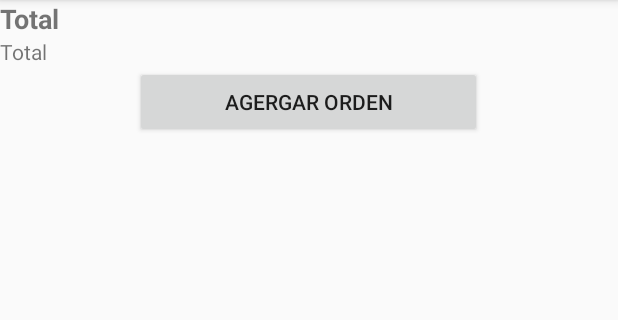
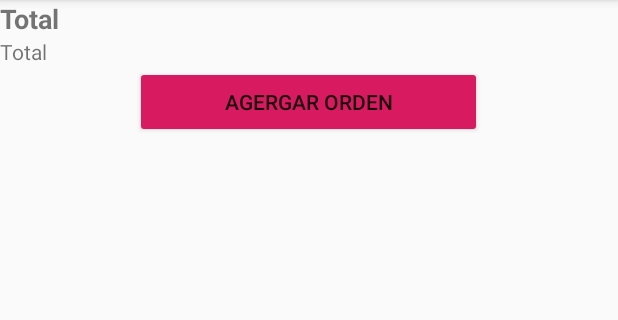
Before and after one commit to DandyMaestro/LaFinikeria, an Android app: the screen it shows after launch once a user with an empty profile is signed in (AddOrderActivity), after a tap on an icon or button, on a phone screen of 412 x 824 dp, the part 84-404 px from its top. Run offline under Robolectric (Android 15) with nearby library versions, the phone set to English and light mode, and no system bars; our stand-ins replace Firebase (no records; nobody signed in at launch, a user with empty details on screens opened directly), navigation-ui.

Commit message:
Last changes to final draft

```diff
--- a/app/src/main/java/com/danielchioro/lafinikeria/MainViewActivity.java
+++ b/app/src/main/java/com/danielchioro/lafinikeria/MainViewActivity.java
@@ -52,8 +52,8 @@ public class MainViewActivity extends AppCompatActivity {
         // menu should be considered as top level destinations.
 
         mAppBarConfiguration = new AppBarConfiguration.Builder(
-                R.id.nav_home, R.id.nav_gallery, R.id.nav_slideshow,
-                R.id.nav_tools, /*R.id.nav_share,*/ R.id.nav_send, R.id.nav_logout)
+                R.id.nav_home, /*R.id.nav_gallery, R.id.nav_slideshow,
+                R.id.nav_tools, R.id.nav_share, R.id.nav_send,*/ R.id.nav_logout)
                 .setDrawerLayout(drawer)
                 .build();
         NavController navController = Navigation.findNavController(this, R.id.nav_host_fragment);
--- a/app/src/main/java/com/danielchioro/lafinikeria/ui/home/HomeFragment.java
+++ b/app/src/main/java/com/danielchioro/lafinikeria/ui/home/HomeFragment.java
@@ -1,5 +1,6 @@
 package com.danielchioro.lafinikeria.ui.home;
 
+import android.content.Intent;
 import android.os.Bundle;
 import android.view.LayoutInflater;
 import android.view.View;
@@ -13,6 +14,7 @@ import androidx.recyclerview.widget.LinearLayoutManager;
 import androidx.recyclerview.widget.RecyclerView;
 
 import com.danielchioro.lafinikeria.R;
+import com.danielchioro.lafinikeria.models.Food;
 import com.danielchioro.lafinikeria.models.Order;
 
 import java.util.ArrayList;
@@ -31,12 +33,7 @@ public class HomeFragment extends Fragment implements HomeViewNavigator {
         RecyclerView.LayoutManager linerLayout = new LinearLayoutManager(getActivity());
         mOrdersRecycler = root.findViewById(R.id.orders_RecyclerView);
         mOrdersRecycler.setLayoutManager(linerLayout);
-//        homeViewModel.getText().observe(this, new Observer<String>() {
-//            @Override
-//            public void onChanged(@Nullable String s) {
-//                textView.setText(s);
-//            }
-//        });
+//        mOrdersRecycler
         return root;
     }
 
@@ -51,7 +48,13 @@ public class HomeFragment extends Fragment implements HomeViewNavigator {
 
     @Override
     public void onOrdersRetrived(List<Order> orders) {
-        mAdapter = new OrderRecylerViewAdapter(orders);
+        mAdapter = new OrderRecylerViewAdapter(orders, new OrderRecylerViewAdapter.Callback() {
+            @Override
+            public void callback(List<Food> detail) {
+//                Intent intent = new Intent(getContext(), );
+                System.out.println("");
+            }
+        });
         mOrdersRecycler.setAdapter(mAdapter);
     }
 }
--- a/app/src/main/java/com/danielchioro/lafinikeria/ui/home/OrderRecylerViewAdapter.java
+++ b/app/src/main/java/com/danielchioro/lafinikeria/ui/home/OrderRecylerViewAdapter.java
@@ -6,9 +6,11 @@ import android.view.ViewGroup;
 import android.widget.TextView;
 
 import com.danielchioro.lafinikeria.R;
+import com.danielchioro.lafinikeria.models.Food;
 import com.danielchioro.lafinikeria.models.Order;
 
 import androidx.annotation.NonNull;
+import androidx.cardview.widget.CardView;
 import androidx.recyclerview.widget.RecyclerView;
 
 import java.text.SimpleDateFormat;
@@ -19,20 +21,24 @@ public class OrderRecylerViewAdapter extends RecyclerView.Adapter<OrderRecylerVi
 
     private static final String TAG = "RecyclerViewAdapter";
     private List<Order> items;
+    private Callback onDetailAction;
 
-    public OrderRecylerViewAdapter(List<Order> items) {
+    public OrderRecylerViewAdapter(List<Order> items, Callback action) {
         this.items = items;
+        onDetailAction = action;
     }
 
     public static class mViewHolder extends RecyclerView.ViewHolder {
 
         public TextView id;
         public TextView ammount;
+        public CardView container;
 
         public mViewHolder(View view) {
             super(view);
             id = view.findViewById(R.id.orders_id_textView);
             ammount = view.findViewById(R.id.orders_ammount_textView);
+            container = view.findViewById(R.id.order_cardView);
         }
     }
 
@@ -47,11 +53,18 @@ public class OrderRecylerViewAdapter extends RecyclerView.Adapter<OrderRecylerVi
 
     @Override
     public void onBindViewHolder(@NonNull mViewHolder holder, int position) {
+        final int mPosition = position;
         Long currentMili = Long.parseLong(items.get(position).getOrderId());
-        SimpleDateFormat sdf = new SimpleDateFormat("MMM dd,yyyy HH:mm");
+        SimpleDateFormat sdf = new SimpleDateFormat("MMM dd yyyy HH:mm");
         Date orderDate = new Date(currentMili*1000);
         holder.id.setText(sdf.format(orderDate));
         holder.ammount.setText("Total "+items.get(position).getAmmount()+"  MXN");
+        holder.container.setOnClickListener(new View.OnClickListener() {
+            @Override
+            public void onClick(View view) {
+                onDetailAction.callback(items.get(mPosition).getDetail());
+            }
+        });
     }
 
     @Override
@@ -60,6 +73,6 @@ public class OrderRecylerViewAdapter extends RecyclerView.Adapter<OrderRecylerVi
     }
 
     public interface Callback {
-        void callback();
+        void callback(List<Food> detail);
     }
 }
--- a/app/src/main/res/layout/add_order_fragment.xml
+++ b/app/src/main/res/layout/add_order_fragment.xml
@@ -10,18 +10,21 @@
 
     <ScrollView
         android:layout_width="match_parent"
-        android:layout_height="match_parent">
+        android:layout_height="wrap_content"
+        app:layout_constraintEnd_toEndOf="parent"
+        app:layout_constraintStart_toStartOf="parent"
+        app:layout_constraintTop_toTopOf="parent">
 
         <LinearLayout
             android:layout_width="match_parent"
             android:layout_height="wrap_content"
-            android:orientation="vertical" >
+            android:orientation="vertical">
 
             <androidx.recyclerview.widget.RecyclerView
 
-            android:id="@+id/food_recyclerView"
+                android:id="@+id/food_recyclerView"
                 android:layout_width="match_parent"
-                android:layout_height="wrap_content" >
+                android:layout_height="wrap_content">
 
             </androidx.recyclerview.widget.RecyclerView>
 
@@ -49,6 +52,8 @@
                     android:id="@+id/addOrder_button"
                     android:layout_width="231dp"
                     android:layout_height="wrap_content"
+                    android:layout_marginBottom="25dp"
+                    android:backgroundTint="@color/colorAccent"
                     android:gravity="center"
                     android:text="@string/addorder_fragment_addbutton" />
             </LinearLayout>
--- a/app/src/main/res/layout/fragment_home.xml
+++ b/app/src/main/res/layout/fragment_home.xml
@@ -7,9 +7,9 @@
     <androidx.recyclerview.widget.RecyclerView
         android:id="@+id/orders_RecyclerView"
         android:layout_width="match_parent"
-        android:layout_height="match_parent"
-        app:layout_constraintBottom_toBottomOf="parent"
+        android:layout_height="wrap_content"
         app:layout_constraintEnd_toEndOf="parent"
+        app:layout_constraintHorizontal_bias="1.0"
         app:layout_constraintStart_toStartOf="parent"
         app:layout_constraintTop_toTopOf="parent" />
 </androidx.constraintlayout.widget.ConstraintLayout>
--- a/app/src/main/res/layout/items_orders_detail.xml
+++ b/app/src/main/res/layout/items_orders_detail.xml
@@ -6,6 +6,12 @@
     android:layout_height="wrap_content"
     android:layout_marginStart="15dp"
     android:orientation="vertical">
+
+    <view
+        android:id="@+id/order_cardView"
+        class="androidx.cardview.widget.CardView"
+        android:layout_width="match_parent"
+        android:layout_height="wrap_content" />
 
     <TextView
         android:id="@+id/orders_id_textView"
```
Also changed, not shown: app/src/main/java/com/danielchioro/lafinikeria/ui/Login/LoginFragment.java (+11 -10 lines), app/src/main/res/layout/main_fragment.xml (+0 -12 lines), app/src/main/res/menu/activity_main_view_drawer.xml (+12 -12 lines).
